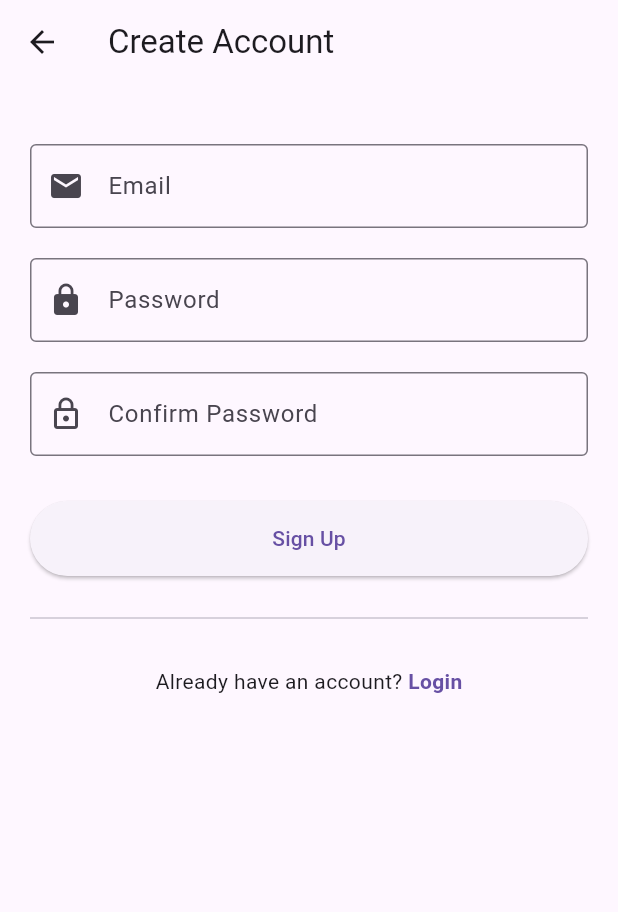
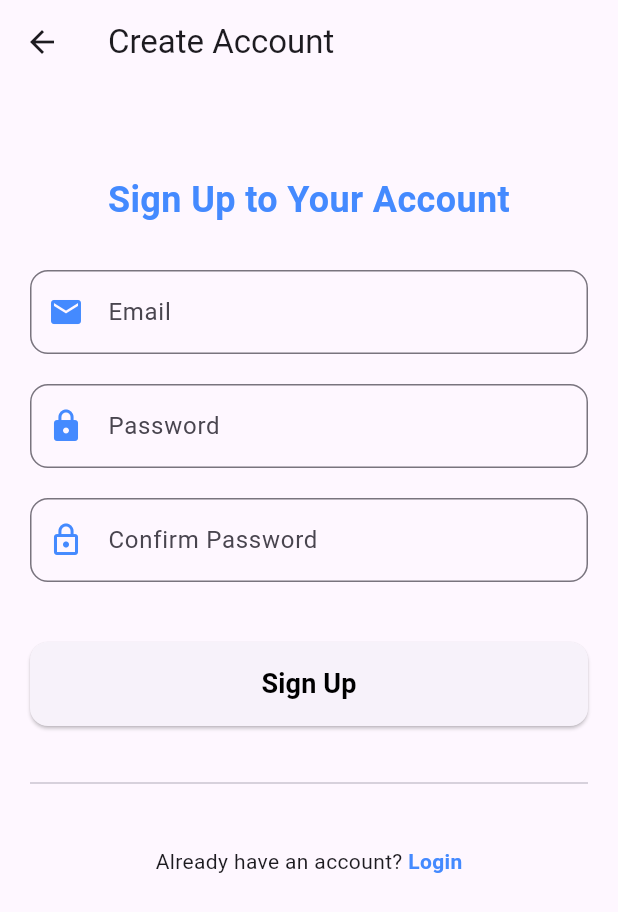
Before and after one commit to abhishekib/expense_tracker, a Flutter app: the SignupScreen screen opened directly, on a phone screen of 412 x 824 dp. Shown: the top 912 px of the screen. Run offline on Flutter 3.47's test engine with Material 3 defaults, Android fonts, the phone set to English and light mode, and no system bars; our stand-ins replace cloud_firestore, csv, firebase_auth, firebase_core, fl_chart, google_sign_in; accounts and stored records are empty.

```diff
--- a/lib/providers/auth_provider.dart
+++ b/lib/providers/auth_provider.dart
@@ -44,7 +44,11 @@ class AuthProvider with ChangeNotifier {
     }
   }
 
-/*   Future<void> updateProfile({String? displayName, String? photoUrl}) async {
+  Future<void> sendPasswordResetEmail(String email) async {
+    await FirebaseAuth.instance.sendPasswordResetEmail(email: email);
+  }
+
+  /*   Future<void> updateProfile({String? displayName, String? photoUrl}) async {
     try {
       await _auth.currentUser?.updateDisplayName(displayName);
       if (photoUrl != null) {
--- a/lib/screens/auth/signup_screen.dart
+++ b/lib/screens/auth/signup_screen.dart
@@ -45,7 +45,11 @@ class _SignupScreenState extends State<SignupScreen> {
   @override
   Widget build(BuildContext context) {
     return Scaffold(
-      appBar: AppBar(title: Text('Create Account'), elevation: 0),
+      appBar: AppBar(
+        title: Text('Create Account'),
+        elevation: 0,
+        // backgroundColor: Colors.blueAccent,
+      ),
       body: SingleChildScrollView(
         child: Padding(
           padding: const EdgeInsets.all(20.0),
@@ -54,34 +58,72 @@ class _SignupScreenState extends State<SignupScreen> {
             child: Column(
               crossAxisAlignment: CrossAxisAlignment.stretch,
               children: [
+                SizedBox(height: 40),
+                Text(
+                  'Sign Up to Your Account',
+                  textAlign: TextAlign.center,
+                  style: TextStyle(
+                    fontSize: 24,
+                    fontWeight: FontWeight.bold,
+                    color: Colors.blueAccent,
+                  ),
+                ),
+                SizedBox(height: 30),
+                _buildEmailField(),
                 SizedBox(height: 20),
-                TextFormField(
+                _buildPasswordField(),
+                SizedBox(height: 20),
+                _buildConfirmPasswordField(),
+                SizedBox(height: 40),
+                _buildSignUpButton(),
+                SizedBox(height: 30),
+                Divider(thickness: 1),
+                SizedBox(height: 20),
+                _buildLoginRedirectButton(),
+              ],
+            ),
+          ),
+        ),
+      ),
+    );
+  }
+
+  Widget _buildEmailField() {
+    return TextFormField(
       controller: _emailController,
       decoration: InputDecoration(
         labelText: 'Email',
-                    prefixIcon: Icon(Icons.email),
-                    border: OutlineInputBorder(),
+        prefixIcon: Icon(Icons.email, color: Colors.blueAccent),
+        border: OutlineInputBorder(borderRadius: BorderRadius.circular(12)),
+        focusedBorder: OutlineInputBorder(
+          borderRadius: BorderRadius.circular(12),
+          borderSide: BorderSide(color: Colors.blueAccent),
+        ),
       ),
       keyboardType: TextInputType.emailAddress,
       validator: (value) {
         if (value == null || value.isEmpty) {
           return 'Please enter your email';
         }
-                    if (!RegExp(
-                      r'^[\w-\.]+@([\w-]+\.)+[\w-]{2,4}$',
-                    ).hasMatch(value)) {
+        if (!RegExp(r'^[\w-\.]+@([\w-]+\.)+[\w-]{2,4}$').hasMatch(value)) {
           return 'Please enter a valid email';
         }
         return null;
       },
-                ),
-                SizedBox(height: 20),
-                TextFormField(
+    );
+  }
+
+  Widget _buildPasswordField() {
+    return TextFormField(
       controller: _passwordController,
       decoration: InputDecoration(
         labelText: 'Password',
-                    prefixIcon: Icon(Icons.lock),
-                    border: OutlineInputBorder(),
+        prefixIcon: Icon(Icons.lock, color: Colors.blueAccent),
+        border: OutlineInputBorder(borderRadius: BorderRadius.circular(12)),
+        focusedBorder: OutlineInputBorder(
+          borderRadius: BorderRadius.circular(12),
+          borderSide: BorderSide(color: Colors.blueAccent),
+        ),
       ),
       obscureText: true,
       validator: (value) {
@@ -93,14 +135,20 @@ class _SignupScreenState extends State<SignupScreen> {
         }
         return null;
       },
-                ),
-                SizedBox(height: 20),
-                TextFormField(
+    );
+  }
+
+  Widget _buildConfirmPasswordField() {
+    return TextFormField(
       controller: _confirmPasswordController,
       decoration: InputDecoration(
         labelText: 'Confirm Password',
-                    prefixIcon: Icon(Icons.lock_outline),
-                    border: OutlineInputBorder(),
+        prefixIcon: Icon(Icons.lock_outline, color: Colors.blueAccent),
+        border: OutlineInputBorder(borderRadius: BorderRadius.circular(12)),
+        focusedBorder: OutlineInputBorder(
+          borderRadius: BorderRadius.circular(12),
+          borderSide: BorderSide(color: Colors.blueAccent),
+        ),
       ),
       obscureText: true,
       validator: (value) {
@@ -109,22 +157,33 @@ class _SignupScreenState extends State<SignupScreen> {
         }
         return null;
       },
-                ),
-                SizedBox(height: 30),
-                ElevatedButton(
+    );
+  }
+
+  Widget _buildSignUpButton() {
+    return ElevatedButton(
       onPressed: _isLoading ? null : _signUp,
       style: ElevatedButton.styleFrom(
+        // primary: Colors.blueAccent,
         padding: EdgeInsets.symmetric(vertical: 15),
+        shape: RoundedRectangleBorder(borderRadius: BorderRadius.circular(12)),
       ),
       child:
           _isLoading
               ? CircularProgressIndicator(color: Colors.white)
-                          : Text('Sign Up'),
+              : Text(
+                'Sign Up',
+                style: TextStyle(
+                  fontSize: 18,
+                  fontWeight: FontWeight.bold,
+                  color: Colors.black,
                 ),
-                SizedBox(height: 20),
-                Divider(thickness: 1),
-                SizedBox(height: 10),
-                TextButton(
+              ),
+    );
+  }
+
+  Widget _buildLoginRedirectButton() {
+    return TextButton(
       onPressed: () {
         Navigator.pushReplacement(
           context,
@@ -139,19 +198,13 @@ class _SignupScreenState extends State<SignupScreen> {
             TextSpan(
               text: 'Login',
               style: TextStyle(
-                            color: Theme.of(context).primaryColor,
+                color: Colors.blueAccent,
                 fontWeight: FontWeight.bold,
               ),
             ),
           ],
         ),
       ),
-                ),
-              ],
-            ),
-          ),
-        ),
-      ),
     );
   }
 }
```
Also changed, not shown: lib/screens/auth/login_screen.dart (+118 -5 lines). Lines whose indentation alone changed are shown as unchanged.
